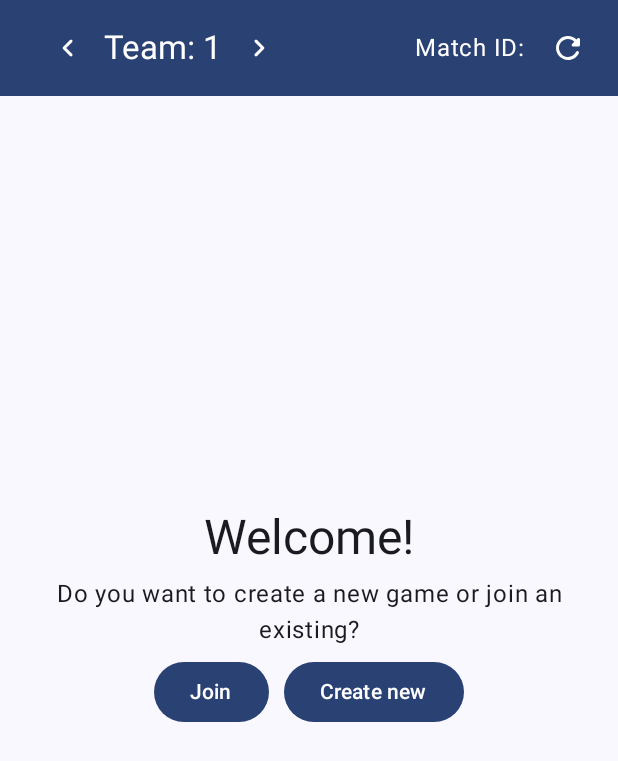
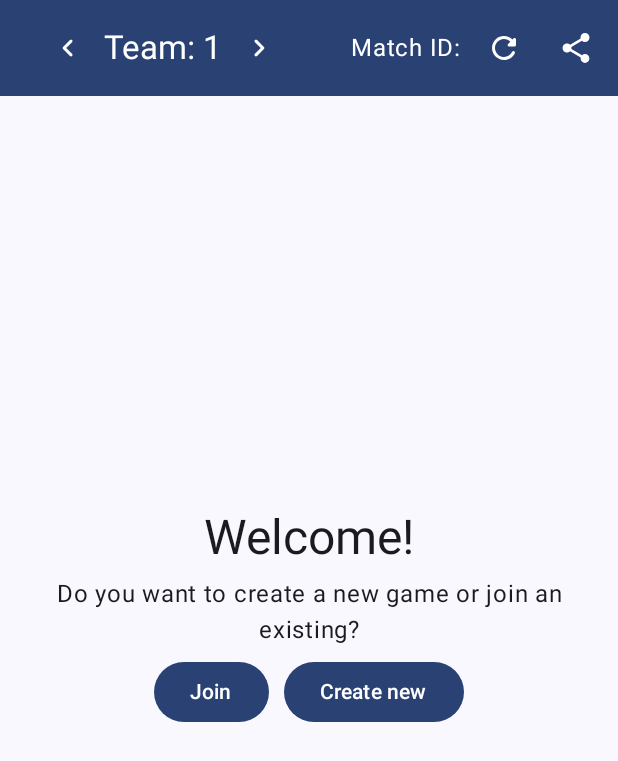
Before and after one commit to CryZo/PaintballNotificator, an Android app built with Jetpack Compose: the screen it shows after launch (MainActivity), on a phone screen of 412 x 824 dp. Shown: the top 761 px of the screen. Run offline under Robolectric (Android 15) with nearby library versions, the phone set to English and light mode, and no system bars; libraries missing offline, so code that uses them is left out: com.hivemq.client.

Commit message:
Implemented share function

```diff
--- a/app/build.gradle.kts
+++ b/app/build.gradle.kts
@@ -61,8 +61,8 @@ dependencies {
     implementation(libs.androidx.material3)
     implementation(libs.androidx.localbroadcastmanager)
     implementation(libs.hivemq.mqtt.client)
-  implementation(libs.androidx.lifecycle.viewmodel.compose)
-  testImplementation(libs.junit)
+    implementation(libs.androidx.lifecycle.viewmodel.compose)
+    testImplementation(libs.junit)
     androidTestImplementation(libs.androidx.junit)
     androidTestImplementation(libs.androidx.espresso.core)
     androidTestImplementation(platform(libs.androidx.compose.bom))
--- a/app/src/main/java/com/chaser/paintballnotificator/MainActivity.kt
+++ b/app/src/main/java/com/chaser/paintballnotificator/MainActivity.kt
@@ -1,5 +1,6 @@
 package com.chaser.paintballnotificator
 
+import android.content.Intent
 import android.media.MediaPlayer
 import android.os.Build
 import android.os.Bundle
@@ -35,6 +36,7 @@ import androidx.compose.material.icons.rounded.Clear
 import androidx.compose.material.icons.rounded.KeyboardArrowLeft
 import androidx.compose.material.icons.rounded.KeyboardArrowRight
 import androidx.compose.material.icons.rounded.Refresh
+import androidx.compose.material.icons.rounded.Share
 import androidx.compose.material3.Button
 import androidx.compose.material3.Card
 import androidx.compose.material3.CircularProgressIndicator
@@ -298,6 +300,11 @@ class MainActivity : ComponentActivity() {
         setGameId(Random.nextInt(100000, 999999).toString())
       }
 
+      fun reconnect() {
+        if (gameId.value != "")
+          setGameId(gameId.value)
+      }
+
 
 
       @Composable
@@ -390,16 +397,32 @@ class MainActivity : ComponentActivity() {
         Row(
           verticalAlignment = Alignment.CenterVertically,
           modifier = modifier
-            .padding(5.dp)
         ) {
           Text(
             text = stringResource(R.string.match_id, gameId.value),
             color = MaterialTheme.colorScheme.onPrimary
           )
           IconButton(onClick = { setRandomGameId() }) {
-            Icon(Icons.Rounded.Refresh,
-              stringResource(R.string.generate_new_match), tint = MaterialTheme.colorScheme.onPrimary)
+            Icon(Icons.Rounded.Refresh, stringResource(R.string.generate_new_match), tint = MaterialTheme.colorScheme.onPrimary)
           }
+        }
+      }
+
+      @Composable
+      fun ShareButton(modifier: Modifier = Modifier) {
+        IconButton(modifier = modifier, onClick = {
+          val sendIntent: Intent = Intent().apply {
+            action = Intent.ACTION_SEND
+            putExtra(Intent.EXTRA_TEXT, "paintball://${gameId.value}")
+            putExtra(Intent.EXTRA_TITLE, getString(R.string.paintball_match_no, gameId.value))
+            type = "text/plain"
+          }
+
+          val shareIntent = Intent.createChooser(sendIntent, null)
+          startActivity(shareIntent)
+
+        }) {
+          Icon(Icons.Rounded.Share, stringResource(R.string.share_match_id), tint = MaterialTheme.colorScheme.onPrimary)
         }
       }
 
@@ -506,6 +529,9 @@ class MainActivity : ComponentActivity() {
         catch (_: Exception) {
 
         }
+
+//      Reconnect just in case
+        reconnect()
       }
 
       PaintballNotificatorTheme {
@@ -525,14 +551,19 @@ class MainActivity : ComponentActivity() {
                   TeamSelector()
                 },
                 actions = {
-                  if (connecting.value)
+                  if (connecting.value) {
                     CircularProgressIndicator(
 //                      modifier = Modifier.width(64.dp),
                       color = MaterialTheme.colorScheme.onPrimary,
                       trackColor = MaterialTheme.colorScheme.primary,
                     )
-                  else
-                    GameSelector()
+                  }
+                  else {
+                    Row (verticalAlignment = Alignment.CenterVertically) {
+                      GameSelector()
+                      ShareButton()
+                    }
+                  }
                 }
               )
             },
--- a/app/src/main/res/values/strings.xml
+++ b/app/src/main/res/values/strings.xml
@@ -14,4 +14,6 @@
     <string name="join">Join</string>
     <string name="create_new">Create new</string>
     <string name="the_match_has_started">The match has started!</string>
+    <string name="paintball_match_no">Paintball match %1$s</string>
+    <string name="share_match_id">Share match id</string>
 </resources>
```
Also changed, not shown: 2 other files.
